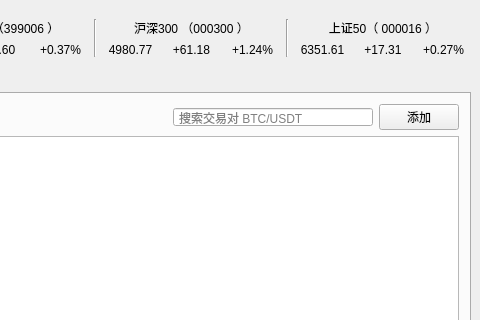
This is form/fund_main_form.ui in xuzhonglin/FundView as Qt 5 draws it before an edit; both pictures show x 480 to 960 and y 0 to 320 of the 960 by 600 pixel window. The edited form follows.
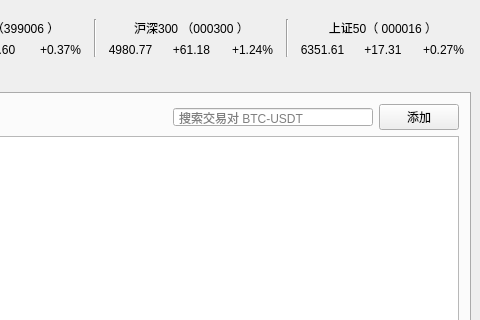
This is the edited form. The open tabs and pages were chosen to show the change. Icons and pictures are not drawn. Custom widgets are drawn as their Qt base class.

```diff
--- a/form/fund_main_form.ui
+++ b/form/fund_main_form.ui
@@ -446,7 +446,7 @@
              <string notr="true">padding-left:3px;</string>
             </property>
             <property name="placeholderText">
-             <string>搜索交易对 BTC/USDT</string>
+             <string>搜索交易对 BTC-USDT</string>
             </property>
            </widget>
           </item>
```
Left out of the diff: 2 changed lines with no effect on the pictures.
